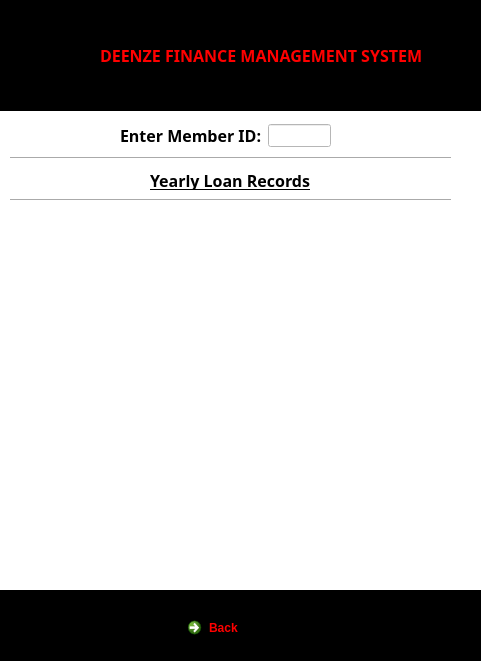
Qt form loans.ui (AfroProgrammer254/DB) before a commit.
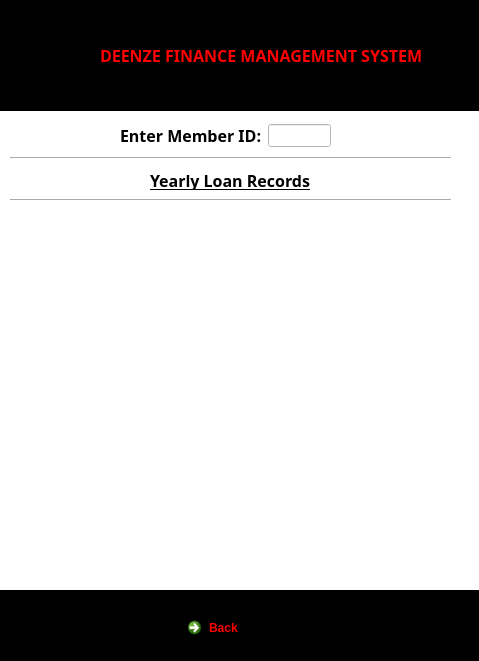
The same form after that commit. Icons and pictures are not drawn.

The edit to the form file:
```diff
--- a/loans.ui
+++ b/loans.ui
@@ -6,10 +6,22 @@
    <rect>
     <x>0</x>
     <y>0</y>
-    <width>481</width>
+    <width>479</width>
     <height>661</height>
    </rect>
   </property>
+  <property name="minimumSize">
+   <size>
+    <width>479</width>
+    <height>661</height>
+   </size>
+  </property>
+  <property name="maximumSize">
+   <size>
+    <width>479</width>
+    <height>661</height>
+   </size>
+  </property>
   <property name="windowTitle">
    <string>Loan Records</string>
   </property>
```
